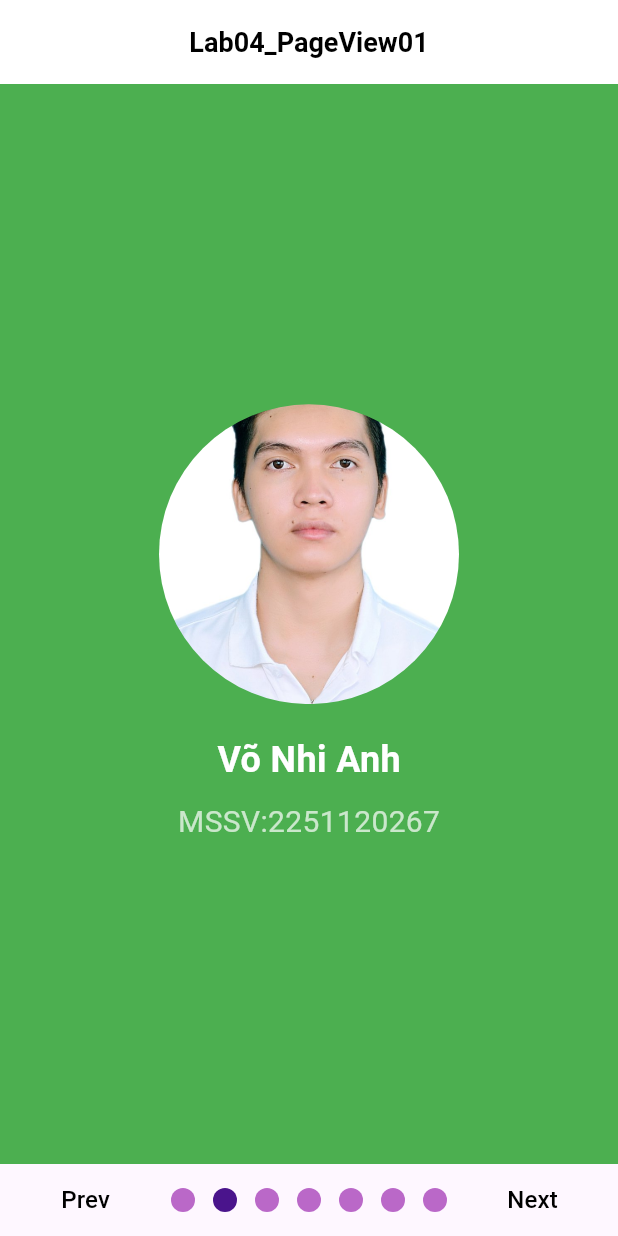
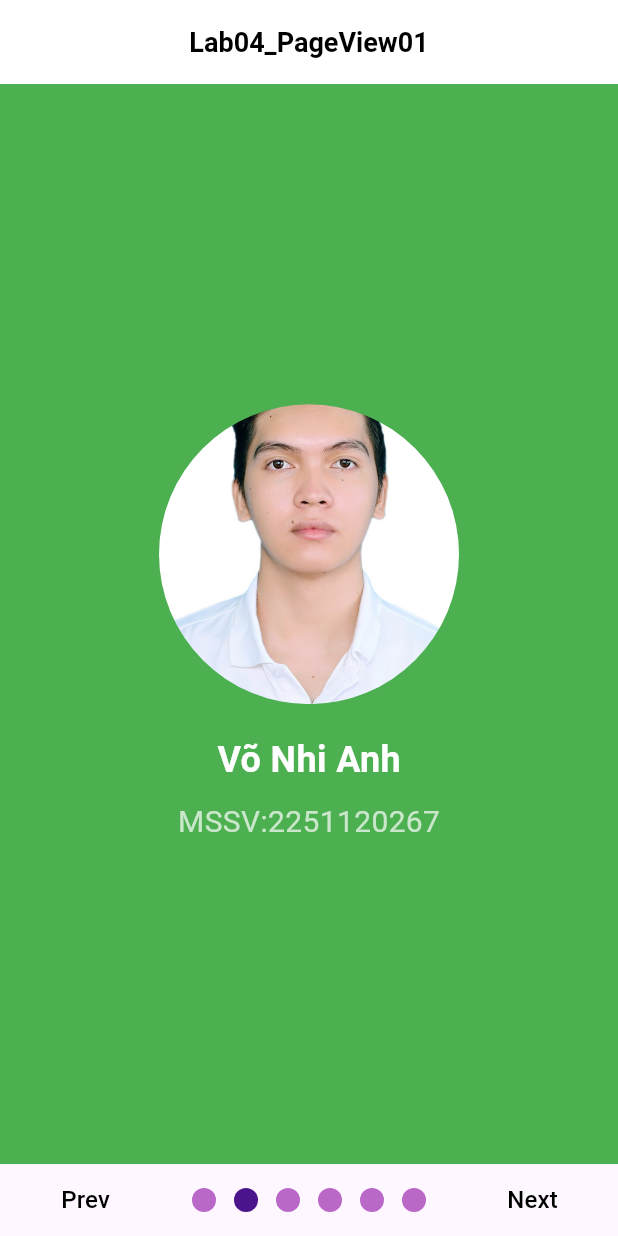
Before and after one commit to lvcu04/LT-Mobile, a Flutter app: the screen it shows after launch, after a tap on "Next", on a phone screen of 412 x 824 dp. Run offline on Flutter 3.47's test engine with Material 3 defaults, Android fonts, the phone set to English and light mode, and no system bars; drawn by our look-alikes of smooth_page_indicator.

Commit message:
Bảo update

```diff
--- a/lib/main.dart
+++ b/lib/main.dart
@@ -80,7 +80,7 @@ class _MyHomePageState extends State<MyHomePage> {
   }
 
   void nextPage() {
-    if (currentIndex < 5) {
+    if (currentIndex < 6) {
       setState(() {
         currentIndex++;
       });
@@ -157,6 +157,12 @@ class _MyHomePageState extends State<MyHomePage> {
                   ),
                   buildPage(
                     color: Colors.greenAccent,
+                    imagePath: 'assets/images/avatar-5.jpg',
+                    title: 'Nguyễn Tâm Bảo',
+                    subtitle: 'MSSV:2251120270',
+                  ),
+                  buildPage(
+                    color: Colors.greenAccent,
                     imagePath: 'assets/images/avatar-6.png',
                     title: 'Nguyễn Quốc Khánh',
                     subtitle: 'MSSV:2251120297',
@@ -166,41 +172,57 @@ class _MyHomePageState extends State<MyHomePage> {
             ),
             Container(
               padding: EdgeInsets.symmetric(horizontal: 25),
-              // Khoảng cách hai bên
               child: Row(
                 mainAxisAlignment: MainAxisAlignment.spaceBetween,
                 children: [
                   // Prev
-                  TextButton(
+                  Expanded(
+                    child: Align(
+                      alignment: Alignment.centerLeft,
+                      child: TextButton(
                         onPressed: currentIndex > 0 ? prevPage : null,
                         child: Text(
                           "Prev",
                           style: TextStyle(
                             fontSize: 16,
-                        color: currentIndex > 0 ? Colors.black : Colors.grey,
+                            color:
+                                currentIndex > 0 ? Colors.black : Colors.grey,
+                          ),
+                        ),
                       ),
                     ),
                   ),
 
                   // SmoothPageIndicator
-                  SmoothPageIndicator(
+                  Expanded(
+                    flex: 2, // Cho nhiều không gian hơn
+                    child: Center(
+                      child: SmoothPageIndicator(
                         controller: pageController,
-                    count: 7,
+                        count: 6,
                         effect: WormEffect(
                           spacing: 12.0,
                           dotColor: Colors.purple.shade300,
                           activeDotColor: Colors.purple.shade900,
                         ),
                       ),
+                    ),
+                  ),
 
                   // Next
-                  TextButton(
-                    onPressed: currentIndex < 5 ? nextPage : null,
+                  Expanded(
+                    child: Align(
+                      alignment: Alignment.centerRight,
+                      child: TextButton(
+                        onPressed: currentIndex < 6 ? nextPage : null,
                         child: Text(
                           "Next",
                           style: TextStyle(
                             fontSize: 16,
-                        color: currentIndex < 5 ? Colors.black : Colors.grey,
+                            color:
+                                currentIndex < 6 ? Colors.black : Colors.grey,
+                          ),
+                        ),
                       ),
                     ),
                   ),
--- a/pubspec.yaml
+++ b/pubspec.yaml
@@ -1,4 +1,4 @@
-name: LT_mobile
+name: lt_mobile
 description: "A new Flutter project."
 # The following line prevents the package from being accidentally published to
 # pub.dev using `flutter pub publish`. This is preferred for private packages.
@@ -41,4 +41,5 @@ flutter:
         - assets/images/avatar-2.png
         - assets/images/avatar-3.png
         - assets/images/avatar-4.png
+        - assets/images/avatar-5.jpg
         - assets/images/avatar-6.png
```
Also changed, not shown: 1 other file. Lines whose indentation alone changed are shown as unchanged.
